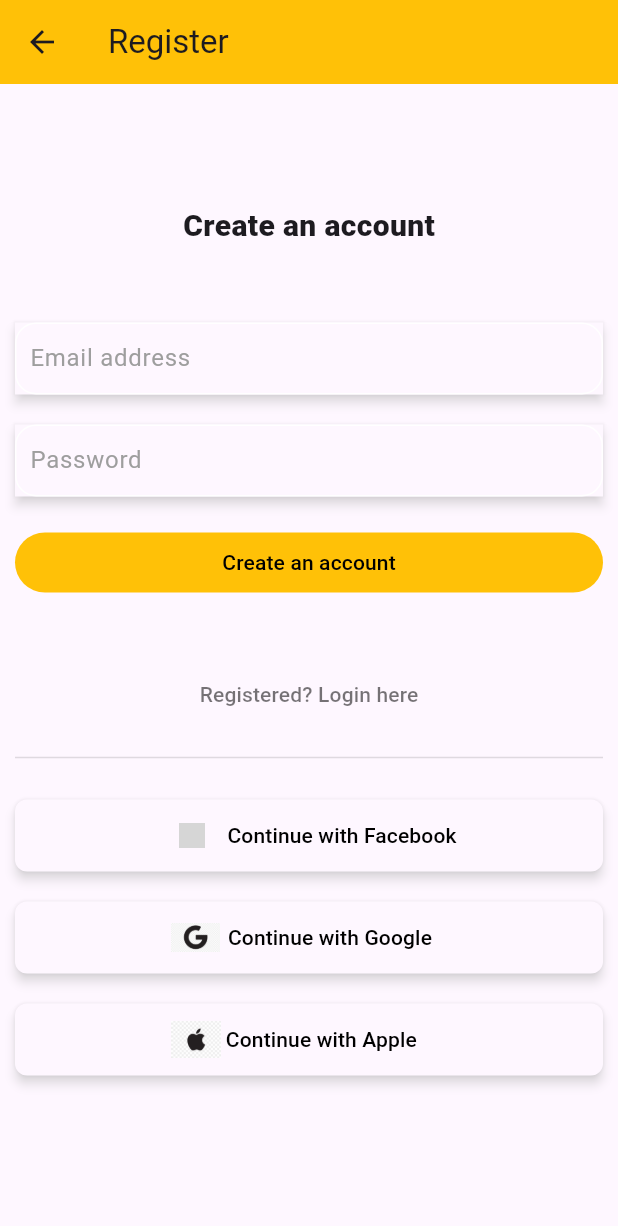
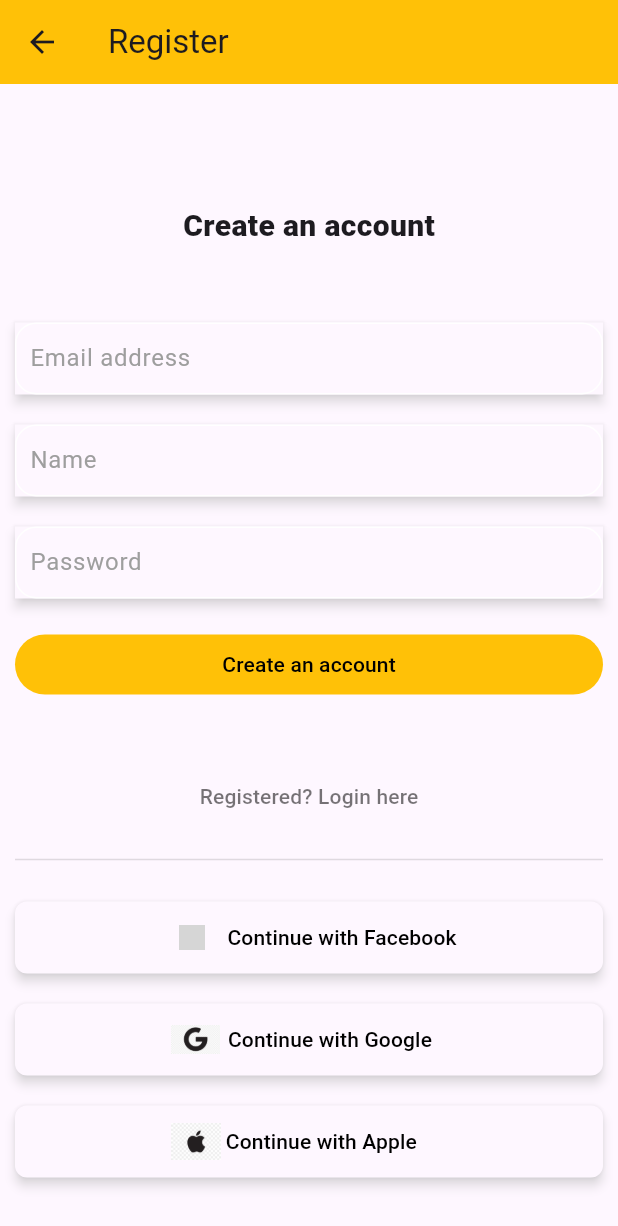
Before and after one commit to AdetolaAremu/flutter-design-I, a Flutter app: the RegisterView screen opened directly, on a phone screen of 412 x 824 dp. Shown: the top 1226 px of the screen. Run offline on Flutter 3.47's test engine with Material 2 defaults, Android fonts, the phone set to English and light mode, and no system bars; grey boxes are pictures that could not be loaded.

Commit message:
register edit and added acknowledgements to readme

```diff
--- a/lib/pages/register_view.dart
+++ b/lib/pages/register_view.dart
@@ -45,6 +45,36 @@ class _RegisterViewState extends State<RegisterView> {
                         child: TextField(
                           decoration: InputDecoration(
                             hintText: 'Email address',
+                            hintStyle: const TextStyle(color: Colors.grey),
+                            contentPadding: const EdgeInsets.symmetric(
+                                vertical: 6, horizontal: 6),
+                            enabledBorder: OutlineInputBorder(
+                              borderSide: const BorderSide(
+                                color: Colors.white,
+                              ),
+                              borderRadius: BorderRadius.circular(14),
+                            ),
+                          ),
+                        ),
+                      ),
+                    ),
+                  ],
+                ),
+              ),
+              const SizedBox(
+                height: 20,
+              ),
+              Padding(
+                padding: const EdgeInsets.symmetric(horizontal: 10),
+                child: Row(
+                  children: [
+                    Expanded(
+                      child: Material(
+                        elevation: 3.0,
+                        shadowColor: const Color(0xFFFAFAFA),
+                        child: TextField(
+                          decoration: InputDecoration(
+                            hintText: 'Name',
                             hintStyle: const TextStyle(color: Colors.grey),
                             contentPadding: const EdgeInsets.symmetric(
                                 vertical: 6, horizontal: 6),
```
Also changed, not shown: 1 other file.
